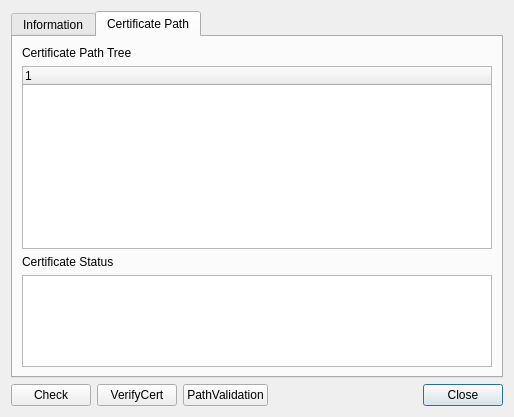
First picture: the form in CertMan/cert_info_dlg.ui, repository jykim74/CertMan, before the edit.
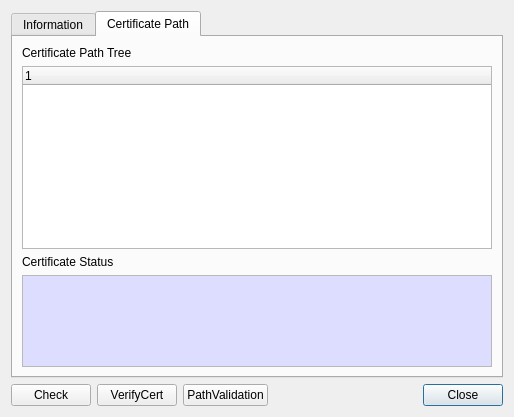
Second picture: the form after the edit.

Diff of the .ui file:
```diff
--- a/CertMan/cert_info_dlg.ui
+++ b/CertMan/cert_info_dlg.ui
@@ -92,6 +92,43 @@
            <height>100</height>
           </size>
          </property>
+         <property name="palette">
+          <palette>
+           <active>
+            <colorrole role="Base">
+             <brush brushstyle="SolidPattern">
+              <color alpha="255">
+               <red>221</red>
+               <green>221</green>
+               <blue>255</blue>
+              </color>
+             </brush>
+            </colorrole>
+           </active>
+           <inactive>
+            <colorrole role="Base">
+             <brush brushstyle="SolidPattern">
+              <color alpha="255">
+               <red>221</red>
+               <green>221</green>
+               <blue>255</blue>
+              </color>
+             </brush>
+            </colorrole>
+           </inactive>
+           <disabled>
+            <colorrole role="Base">
+             <brush brushstyle="SolidPattern">
+              <color alpha="255">
+               <red>240</red>
+               <green>240</green>
+               <blue>240</blue>
+              </color>
+             </brush>
+            </colorrole>
+           </disabled>
+          </palette>
+         </property>
          <property name="readOnly">
           <bool>true</bool>
          </property>
```
Left out of the diff: 37 changed lines with no effect on the pictures.
